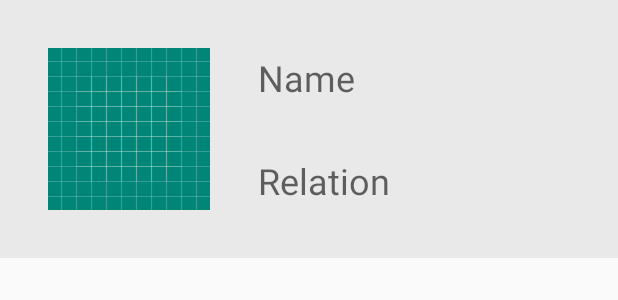
After one commit to lucasmobileapps/W2DoorMan, an Android app: the layout person_item_view_layout.xml on its own in the app's theme, with its tools: preview values and no code run, on a phone screen of 412 x 824 dp. The commit adds this screen. Shown: the top 300 px of the screen. Run offline under Robolectric (Android 15) with nearby library versions, the phone set to English and light mode, and no system bars.

Commit message:
personList created

```diff
--- a/app/build.gradle
+++ b/app/build.gradle
@@ -28,6 +28,8 @@ dependencies {
     implementation"org.jetbrains.kotlin:kotlin-stdlib-jdk7:$kotlin_version"
     implementation 'androidx.appcompat:appcompat:1.1.0'
     implementation 'androidx.core:core-ktx:1.1.0'
+    implementation 'com.google.android.material:material:1.0.0'
+
     implementation 'androidx.constraintlayout:constraintlayout:1.1.3'
     testImplementation 'junit:junit:4.12'
     androidTestImplementation 'androidx.test:runner:1.2.0'
--- /dev/null
+++ b/app/src/main/java/com/example/w2doorman/model/Persons.kt
@@ -0,0 +1,3 @@
+package com.example.w2doorman.model
+
+class Persons(val person:String, val relation:String)
--- /dev/null
+++ b/app/src/main/res/layout/person_item_view_layout.xml
@@ -0,0 +1,45 @@
+<?xml version="1.0" encoding="utf-8"?>
+<androidx.constraintlayout.widget.ConstraintLayout
+
+    xmlns:android="http://schemas.android.com/apk/res/android"
+    android:layout_width="match_parent"
+    xmlns:app="http://schemas.android.com/apk/res-auto"
+    android:background="#E9E9E9"
+    android:id="@+id/person_item_view_layout"
+    android:layout_height="wrap_content">
+
+    <ImageView
+        android:id="@+id/name_imageview"
+        android:layout_width="wrap_content"
+        android:layout_height="wrap_content"
+        app:layout_constraintTop_toTopOf="parent"
+        app:layout_constraintStart_toStartOf="parent"
+        app:layout_constraintEnd_toStartOf="@+id/name_textview"
+        app:layout_constraintBottom_toBottomOf="parent"
+        android:layout_margin="32dp"
+        android:src="@drawable/ic_launcher_background"/>
+    <TextView
+        android:id="@+id/name_textview"
+        android:layout_width="0dp"
+        android:layout_height="wrap_content"
+        app:layout_constraintTop_toTopOf="parent"
+        app:layout_constraintStart_toEndOf="@+id/name_imageview"
+        app:layout_constraintBottom_toTopOf="@+id/relation_textview"
+        android:hint="Name"
+        android:textSize="24dp"
+        android:layout_marginEnd="16dp"
+        app:layout_constraintEnd_toEndOf="parent"/>
+    <TextView
+        android:id="@+id/relation_textview"
+        android:layout_width="0dp"
+        android:layout_height="wrap_content"
+        app:layout_constraintTop_toBottomOf="@+id/name_textview"
+        app:layout_constraintStart_toEndOf="@+id/name_imageview"
+        app:layout_constraintBottom_toBottomOf="parent"
+        android:hint="Relation"
+        android:textSize="24dp"
+        android:layout_marginStart="32dp"
+        android:layout_marginEnd="16dp"
+        app:layout_constraintEnd_toEndOf="parent"/>
+
+</androidx.constraintlayout.widget.ConstraintLayout>
```
Also changed, not shown: app/src/main/java/com/example/w2doorman/MainActivity.kt (+12 -6 lines), app/src/main/java/com/example/w2doorman/adapater/PersonAdapter.kt (added, +50 -0 lines), app/src/main/res/layout/activity_main.xml (+35 -2 lines).
